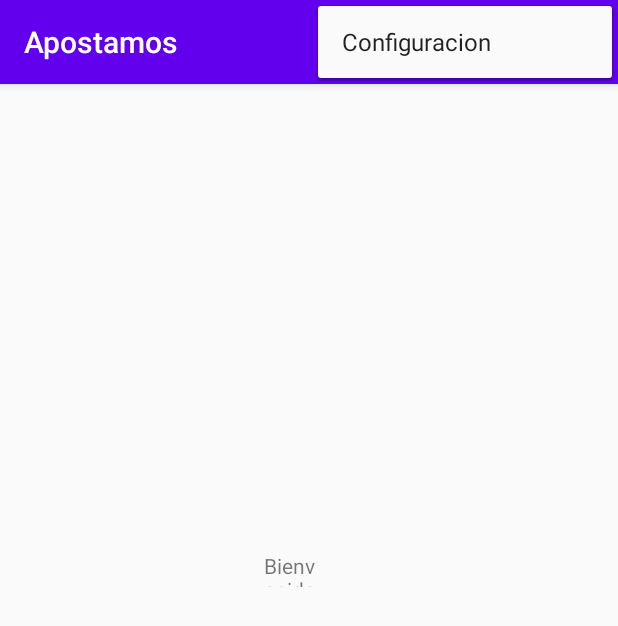
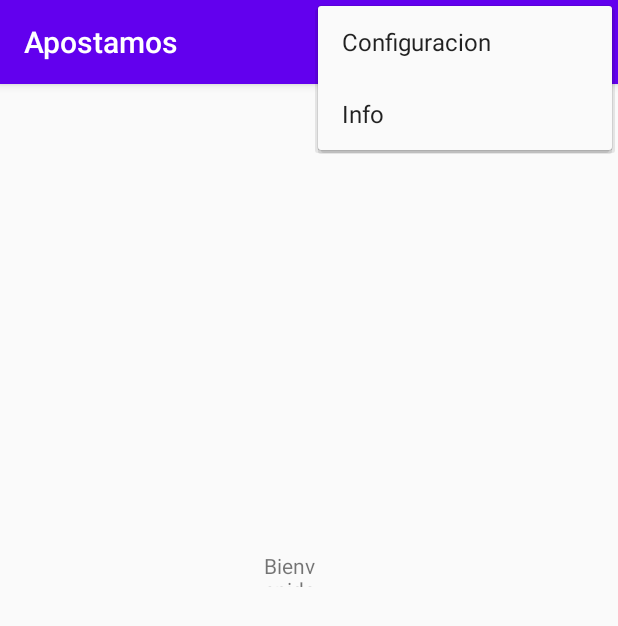
Before and after one commit to itsNand0/ApostamosApp, an Android app: the MenuPrincipal screen opened directly, with no data from a screen before it, with the options menu open, on a phone screen of 412 x 824 dp. Shown: the top 626 px of the screen. Run offline under Robolectric (Android 15) with nearby library versions, the phone set to English and light mode, and no system bars; 1 statement that could not run was skipped.

Commit message:
Agregado un nuevo item

```diff
--- a/app/src/main/res/menu/menuprincipal.xml
+++ b/app/src/main/res/menu/menuprincipal.xml
@@ -7,4 +7,6 @@
 
     <item android:title="Configuracion"
           android:id="@+id/configuracion"/>
+    <item android:title="Info"
+        android:id="@+id/info"/>
 </menu>
```
